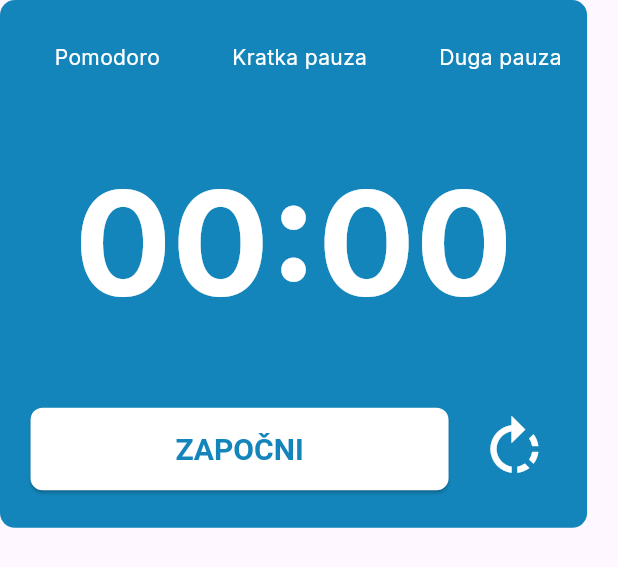
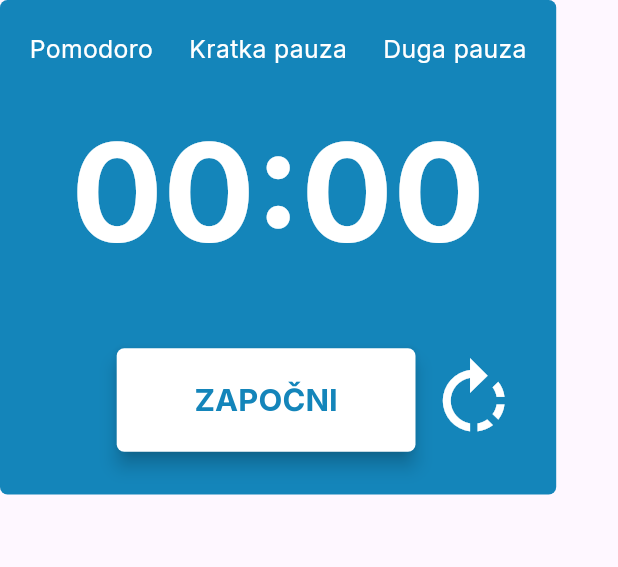
Before and after one commit to Aschmenzy/Odlikas_Flutter, a Flutter app: the PomodoroContainer widget shown alone on an empty page, opened directly with empty values, on a phone screen of 412 x 824 dp. Shown: the top 567 px of the screen. Run offline on Flutter 3.47's test engine with Material 3 defaults, Android fonts, the light colour scheme and no system bars; our stand-ins replace cloud_firestore, dotted_border, file_picker, firebase_core, flutter_dotenv, google_fonts and 4 more; missing offline and left inert: mobile_scanner, syncfusion_flutter_pdfviewer; accounts and stored records are empty.

Commit message:
Refactor SchedulePage subject handling and fixed the pomodoro timer page
--------------------------Schedule Page------------------------
fixed that the subjects now display from the 1sat and  before them have an empty 0.sat

--------------------------Pomodoro Page----------------------
fixed that the pomodoro page now automaticly moves you to a nex phase

```diff
--- a/odlikas_mobilna/lib/pages/PomodoroPage/Widgets/pomodoroContainer.dart
+++ b/odlikas_mobilna/lib/pages/PomodoroPage/Widgets/pomodoroContainer.dart
@@ -1,6 +1,5 @@
 import 'package:flutter/material.dart';
 import 'package:google_fonts/google_fonts.dart';
-import 'package:odlikas_mobilna/constants/constants.dart';
 
 class PomodoroContainer extends StatefulWidget {
   final String currentPhase;
@@ -10,7 +9,6 @@ class PomodoroContainer extends StatefulWidget {
   final ValueNotifier<int> secondsNotifier;
   final VoidCallback stopTimer;
   final VoidCallback forwardTimer;
-  final Function(String) onPhaseChanged;
 
   const PomodoroContainer({
     Key? key,
@@ -21,7 +19,6 @@ class PomodoroContainer extends StatefulWidget {
     required this.startTimer,
     required this.stopTimer,
     required this.forwardTimer,
-    required this.onPhaseChanged,
   }) : super(key: key);
 
   @override
@@ -35,10 +32,10 @@ class _PomodoroContainerState extends State<PomodoroContainer> {
     return "$minutes:$seconds";
   }
 
-  Color _getPhaseColor(String phase) {
-    switch (phase) {
+  Color _getPhaseColor() {
+    switch (widget.currentPhase) {
       case "Pomodoro":
-        return AppColors.accent;
+        return const Color.fromRGBO(236, 146, 31, 1);
       case "Kratka pauza":
         return const Color.fromRGBO(23, 148, 210, 1);
       default:
@@ -49,37 +46,25 @@ class _PomodoroContainerState extends State<PomodoroContainer> {
   @override
   Widget build(BuildContext context) {
     final screenSize = MediaQuery.of(context).size;
-    final isSmallScreen = screenSize.width < 360;
 
     return Container(
-      width: screenSize.width * 0.95,
-      padding: EdgeInsets.symmetric(
-        vertical: screenSize.height * 0.02,
-        horizontal: screenSize.width * 0.03,
-      ),
+      width: screenSize.width * 0.9,
+      height: screenSize.height * 0.4,
       decoration: BoxDecoration(
-        borderRadius: BorderRadius.circular(10),
-        color: _getPhaseColor(widget.currentPhase),
+        borderRadius: BorderRadius.circular(5),
+        color: _getPhaseColor(),
       ),
       child: Column(
-        mainAxisSize: MainAxisSize.min,
+        mainAxisAlignment: MainAxisAlignment.spaceAround,
         children: [
-          // Phase selector tabs
-          SingleChildScrollView(
-            scrollDirection: Axis.horizontal,
-            child: Row(
-              mainAxisAlignment: MainAxisAlignment.spaceEvenly,
-              children: [
-                _buildPhaseTab("Pomodoro", isSmallScreen, context),
-                _buildPhaseTab("Kratka pauza", isSmallScreen, context),
-                _buildPhaseTab("Duga pauza", isSmallScreen, context),
-              ],
-            ),
-          ),
+          SizedBox(height: screenSize.height * 0.015),
+          // Phase Tabs
 
-          // Timer display
-          Padding(
-            padding: EdgeInsets.symmetric(vertical: screenSize.height * 0.04),
+          _buildMobilePhaseSelector(),
+
+          // Timer Display
+          Expanded(
+            child: Center(
               child: ValueListenableBuilder<int>(
                 valueListenable: widget.secondsNotifier,
                 builder: (context, secondsLeft, child) {
@@ -87,7 +72,7 @@ class _PomodoroContainerState extends State<PomodoroContainer> {
                   return Text(
                     formatDuration(duration),
                     style: GoogleFonts.inter(
-                    fontSize: isSmallScreen ? 72 : 96,
+                      fontSize: screenSize.width * 0.22,
                       fontWeight: FontWeight.w700,
                       color: Colors.white,
                     ),
@@ -95,95 +80,102 @@ class _PomodoroContainerState extends State<PomodoroContainer> {
                 },
               ),
             ),
+          ),
 
           // Controls
-          Row(
-            mainAxisAlignment: MainAxisAlignment.center,
-            children: [
-              // Start/Stop button
-              Expanded(
-                child: Padding(
-                  padding: const EdgeInsets.symmetric(horizontal: 8.0),
-                  child: ElevatedButton(
-                    onPressed:
-                        widget.isRunning ? widget.stopTimer : widget.startTimer,
-                    style: ElevatedButton.styleFrom(
-                      backgroundColor: Colors.white,
-                      foregroundColor: _getPhaseColor(widget.currentPhase),
+          Padding(
             padding: EdgeInsets.symmetric(
-                        vertical: isSmallScreen ? 12 : 16,
+              horizontal: 16,
+              vertical: 24,
             ),
-                      textStyle: TextStyle(
-                        fontSize: isSmallScreen ? 16 : 20,
-                        fontWeight: FontWeight.bold,
-                      ),
-                      shape: RoundedRectangleBorder(
-                        borderRadius: BorderRadius.circular(8),
-                      ),
-                    ),
-                    child: Text(widget.isRunning ? "ZAUSTAVI" : "ZAPOČNI"),
-                  ),
-                ),
-              ),
-
-              // Forward button
-              IconButton(
-                onPressed: widget.forwardTimer,
-                icon: Icon(
-                  widget.isRunning
-                      ? Icons.skip_next
-                      : Icons.rotate_right_outlined,
-                  size: isSmallScreen ? 36 : 48,
-                  color: AppColors.background,
-                ),
-                padding: const EdgeInsets.all(12),
-              ),
-            ],
+            child: _buildControls(context),
           ),
         ],
       ),
     );
   }
 
-  Widget _buildPhaseTab(
-      String phase, bool isSmallScreen, BuildContext context) {
-    final bool isSelected = widget.currentPhase == phase;
+  Widget _buildMobilePhaseSelector() {
+    return SingleChildScrollView(
+      scrollDirection: Axis.horizontal,
+      child: Row(
+        mainAxisAlignment: MainAxisAlignment.spaceEvenly,
+        children: [
+          _buildPhaseTab("Pomodoro"),
+          _buildPhaseTab("Kratka pauza"),
+          _buildPhaseTab("Duga pauza"),
+        ],
+      ),
+    );
+  }
 
-    return GestureDetector(
-      onTap: () {
-        if (!isSelected && !widget.isRunning) {
-          // Only allow phase change when timer is not running
-          widget.onPhaseChanged(phase);
-        }
-      },
-      child: Padding(
-        padding: const EdgeInsets.symmetric(horizontal: 4),
-        child: Card(
-          elevation: isSelected ? 4 : 0,
-          shape: RoundedRectangleBorder(
-            borderRadius: BorderRadius.circular(5),
-          ),
-          color: isSelected ? _getPhaseColor(phase) : Colors.transparent,
-          child: Container(
-            padding: EdgeInsets.symmetric(
-              horizontal: isSmallScreen ? 12 : 16,
-              vertical: 8,
-            ),
+  Widget _buildPhaseTab(String phase) {
+    final bool isActive = widget.currentPhase == phase;
+    final Color backgroundColor =
+        isActive ? _getPhaseColor() : Colors.transparent;
+
+    return Container(
+      padding: const EdgeInsets.symmetric(horizontal: 12, vertical: 8),
       decoration: BoxDecoration(
         borderRadius: BorderRadius.circular(5),
-              color: isSelected ? _getPhaseColor(phase) : Colors.transparent,
+        color: backgroundColor,
       ),
       child: Text(
         phase,
         style: GoogleFonts.inter(
-                fontSize: isSmallScreen ? 12 : 14,
-                fontWeight: isSelected ? FontWeight.bold : FontWeight.normal,
-                color: isSelected ? AppColors.background : AppColors.background,
-              ),
-            ),
-          ),
+          fontSize: MediaQuery.of(context).size.width * 0.04,
+          fontWeight: isActive ? FontWeight.bold : FontWeight.normal,
+          color: isActive ? Colors.white : Colors.white,
         ),
       ),
     );
   }
+
+  Widget _buildControls(BuildContext context) {
+    final screenSize = MediaQuery.of(context).size;
+
+    return Row(
+      mainAxisAlignment: MainAxisAlignment.center,
+      children: [
+        SizedBox(
+          width: screenSize.width * 0.15,
+        ),
+
+        // Start/Stop Button
+        Expanded(
+          child: ElevatedButton(
+            onPressed: widget.isRunning ? widget.stopTimer : widget.startTimer,
+            style: ElevatedButton.styleFrom(
+              backgroundColor: Colors.white,
+              foregroundColor: _getPhaseColor(),
+              padding: EdgeInsets.symmetric(
+                horizontal: 20,
+                vertical: 20,
+              ),
+              shape: RoundedRectangleBorder(
+                borderRadius: BorderRadius.circular(5),
+              ),
+              elevation: widget.isRunning ? 0 : 5,
+            ),
+            child: Text(
+              widget.isRunning ? "ZAUSTAVI" : "ZAPOČNI",
+              style: GoogleFonts.inter(
+                  fontWeight: FontWeight.w700,
+                  fontSize: screenSize.width * 0.05),
+            ),
+          ),
+        ),
+
+        // Forward/Skip Button
+        IconButton(
+          onPressed: widget.forwardTimer,
+          icon: Icon(
+            widget.isRunning ? Icons.skip_next : Icons.rotate_right_outlined,
+          ),
+          iconSize: screenSize.width * 0.15,
+          color: Colors.white,
+        ),
+      ],
+    );
   }
+}
--- a/odlikas_mobilna/lib/pages/SchedulePage/Widgets/subjectTitle.dart
+++ b/odlikas_mobilna/lib/pages/SchedulePage/Widgets/subjectTitle.dart
@@ -62,7 +62,8 @@ class SubjectTile extends StatelessWidget {
           ? IconButton(
               icon: Icon(
                 subject.isEmpty ? Icons.add : Icons.remove,
-                color: subject.isEmpty ? AppColors.accent : Colors.red,
+                color: AppColors.secondary,
+                size: screenWidth * 0.08,
               ),
               onPressed: subject.isEmpty ? onAdd : onRemove,
             )
```
Also changed, not shown: odlikas_mobilna/lib/pages/PomodoroPage/pomodoro_page.dart (+117 -153 lines), odlikas_mobilna/lib/pages/SchedulePage/schedule_page.dart (+19 -10 lines). Lines whose indentation alone changed are shown as unchanged.
